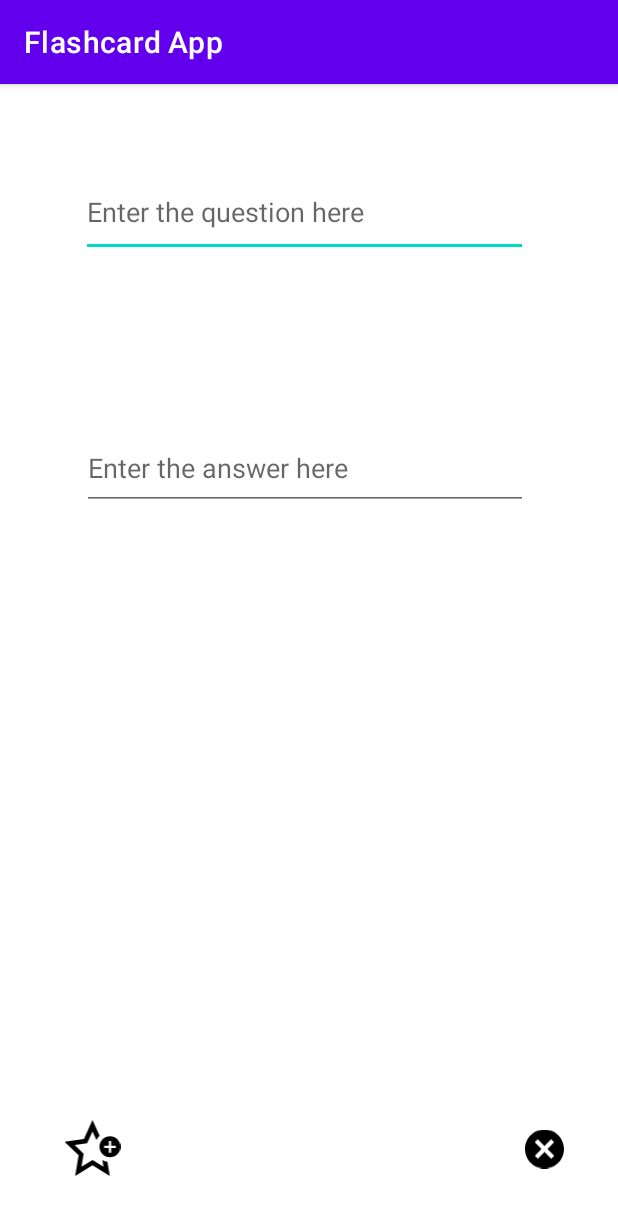
After one commit to boyishi/Flashcard-App, an Android app: the AddCardActivity screen opened directly, with no data from a screen before it, on a phone screen of 412 x 824 dp. The commit adds this screen. Shown: the top 1215 px of the screen. Run offline under Robolectric (Android 15) with nearby library versions, the phone set to English and light mode, and no system bars.

Commit message:
Added part 2

```diff
--- a/app/src/main/AndroidManifest.xml
+++ b/app/src/main/AndroidManifest.xml
@@ -9,6 +9,7 @@
         android:roundIcon="@mipmap/ic_launcher_round"
         android:supportsRtl="true"
         android:theme="@style/Theme.FlashcardApp">
+        <activity android:name=".AddCardActivity"></activity>
         <activity android:name=".MainActivity">
             <intent-filter>
                 <action android:name="android.intent.action.MAIN" />
--- /dev/null
+++ b/app/src/main/java/com/example/flashcardapp/AddCardActivity.java
@@ -0,0 +1,39 @@
+package com.example.flashcardapp;
+
+import androidx.appcompat.app.AppCompatActivity;
+
+import android.content.Intent;
+import android.os.Bundle;
+import android.view.View;
+import android.widget.EditText;
+
+public class AddCardActivity extends AppCompatActivity {
+
+    @Override
+    protected void onCreate(Bundle savedInstanceState) {
+        super.onCreate(savedInstanceState);
+        setContentView(R.layout.activity_add_card);
+
+        findViewById(R.id.exitBtn).setOnClickListener(new View.OnClickListener() {
+            @Override
+            public void onClick(View v) {
+                finish();
+            }
+        });
+
+        findViewById(R.id.saveButton).setOnClickListener(new View.OnClickListener() {
+            @Override
+            public void onClick(View v) {
+                String newQuestion = ((EditText) findViewById(R.id.questionTextField)).getText().toString();
+                String newAnswer = ((EditText) findViewById(R.id.questionTextField)).getText().toString();
+
+                Intent data = new Intent();
+                data.putExtra("QUESTION", newQuestion);
+                data.putExtra("ANSWER", newAnswer);
+                setResult(RESULT_OK, data);
+                finish();
+            }
+        });
+
+    }
+}
--- /dev/null
+++ b/app/src/main/res/drawable/ic_cancel_icon.xml
@@ -0,0 +1,9 @@
+<vector xmlns:android="http://schemas.android.com/apk/res/android"
+    android:width="24dp"
+    android:height="24dp"
+    android:viewportWidth="24"
+    android:viewportHeight="24">
+  <path
+      android:fillColor="#FF000000"
+      android:pathData="M12,0c-6.627,0 -12,5.373 -12,12s5.373,12 12,12 12,-5.373 12,-12 -5.373,-12 -12,-12zM16.151,17.943l-4.143,-4.102 -4.117,4.159 -1.833,-1.833 4.104,-4.157 -4.162,-4.119 1.833,-1.833 4.155,4.102 4.106,-4.16 1.849,1.849 -4.1,4.141 4.157,4.104 -1.849,1.849z"/>
+</vector>
--- /dev/null
+++ b/app/src/main/res/drawable/ic_save_icon.xml
@@ -0,0 +1,9 @@
+<vector xmlns:android="http://schemas.android.com/apk/res/android"
+    android:width="24dp"
+    android:height="24dp"
+    android:viewportWidth="24"
+    android:viewportHeight="24">
+  <path
+      android:fillColor="#FF000000"
+      android:pathData="M18.397,17.899l1.019,6.101 -7.416,-4.554 -7.416,4.554 1.48,-8.866 -6.064,-5.828 8.332,-1.15 3.668,-8.156 3.047,6.773c-0.558,0.526 -1.021,1.148 -1.365,1.842l-1.682,-3.739 -2.298,5.109 -5.342,0.738 3.851,3.7 -0.931,5.575 4.72,-2.898 4.72,2.898 -0.481,-2.882c0.656,0.382 1.383,0.651 2.158,0.783zM24,11.5c0,2.485 -2.018,4.5 -4.5,4.5 -2.484,0 -4.5,-2.015 -4.5,-4.5s2.016,-4.5 4.5,-4.5c2.482,0 4.5,2.015 4.5,4.5zM22,11h-2v-2h-1v1.999l-2,0.001v1h2v2h1v-2h2v-1z"/>
+</vector>
--- /dev/null
+++ b/app/src/main/res/layout/activity_add_card.xml
@@ -0,0 +1,53 @@
+<?xml version="1.0" encoding="utf-8"?>
+<androidx.constraintlayout.widget.ConstraintLayout xmlns:android="http://schemas.android.com/apk/res/android"
+    xmlns:app="http://schemas.android.com/apk/res-auto"
+    xmlns:tools="http://schemas.android.com/tools"
+    android:layout_width="match_parent"
+    android:layout_height="match_parent"
+    tools:context=".AddCardActivity">
+
+    <ImageView
+        android:id="@+id/exitBtn"
+        android:layout_width="26dp"
+        android:layout_height="53dp"
+        android:layout_marginEnd="36dp"
+        app:layout_constraintBottom_toBottomOf="parent"
+        app:layout_constraintEnd_toEndOf="parent"
+        app:layout_constraintTop_toTopOf="parent"
+        app:layout_constraintVertical_bias="0.956"
+        app:srcCompat="@drawable/ic_cancel_icon" />
+
+    <EditText
+        android:id="@+id/questionTextField"
+        android:layout_width="298dp"
+        android:layout_height="59dp"
+        android:layout_marginTop="56dp"
+        android:layout_marginEnd="60dp"
+        android:ems="10"
+        android:hint="Enter the question here"
+        android:inputType="textMultiLine"
+        app:layout_constraintEnd_toEndOf="parent"
+        app:layout_constraintTop_toTopOf="parent" />
+
+    <EditText
+        android:id="@+id/answerTextField"
+        android:layout_width="297dp"
+        android:layout_height="56dp"
+        android:layout_marginEnd="60dp"
+        android:layout_marginBottom="484dp"
+        android:ems="10"
+        android:hint="Enter the answer here"
+        android:inputType="textMultiLine"
+        app:layout_constraintBottom_toBottomOf="parent"
+        app:layout_constraintEnd_toEndOf="parent" />
+
+    <ImageView
+        android:id="@+id/saveButton"
+        android:layout_width="43dp"
+        android:layout_height="37dp"
+        android:layout_marginStart="40dp"
+        android:layout_marginBottom="40dp"
+        app:layout_constraintBottom_toBottomOf="parent"
+        app:layout_constraintStart_toStartOf="parent"
+        app:srcCompat="@drawable/ic_save_icon" />
+</androidx.constraintlayout.widget.ConstraintLayout>
```
Also changed, not shown: app/src/main/java/com/example/flashcardapp/MainActivity.java (+31 -5 lines), app/src/main/res/drawable/add_icon.xml (added, +9 -0 lines), app/src/main/res/layout/activity_main.xml (+10 -0 lines).
